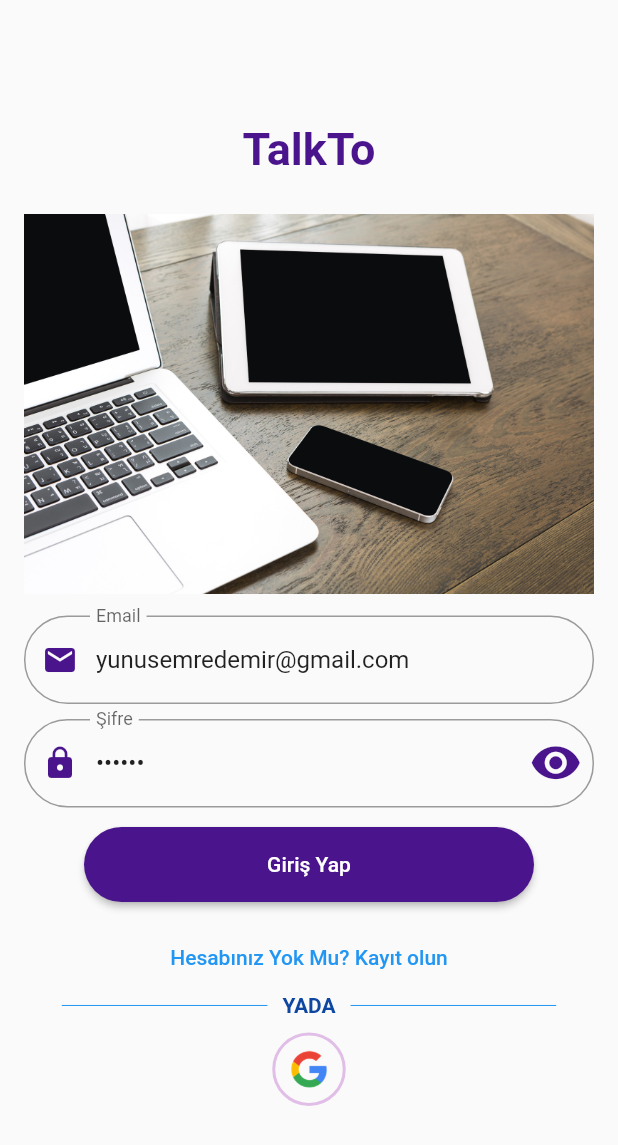
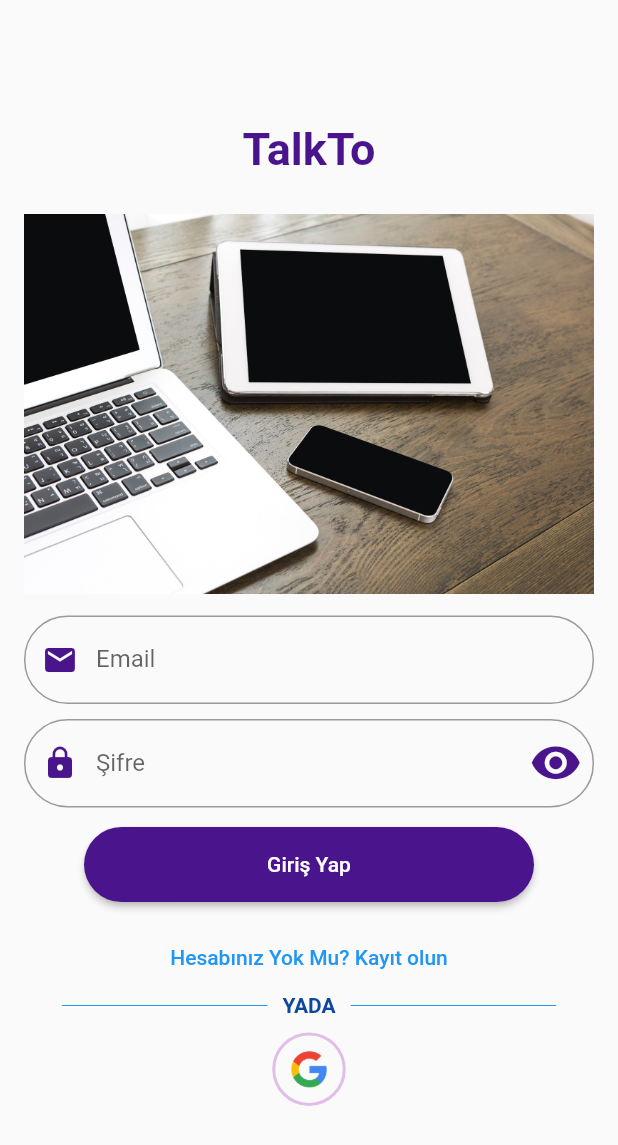
Before and after one commit to yunusemredemrr/ChatApp, a Flutter app: the screen it shows after launch, after a tap on "Giriş yap", on a phone screen of 412 x 824 dp. Shown: the top 1145 px of the screen. Run offline on Flutter 3.47's test engine with Material 2 defaults, Android fonts, the phone set to English and light mode, and no system bars; our stand-ins replace cloud_firestore, firebase_auth, firebase_core, firebase_messaging, firebase_storage, flutter_local_notifications and 4 more; missing offline and left inert: cloud_firestore_platform_interface, flutter_facebook_login; accounts and stored records are empty.

Commit message:
fourth commit

```diff
--- a/talkto/lib/app/home_page.dart
+++ b/talkto/lib/app/home_page.dart
@@ -23,7 +23,7 @@ class HomePage extends StatefulWidget {
 
 class _HomePageState extends State<HomePage> {
   final FirebaseMessaging _firebaseMessaging = FirebaseMessaging();
-  TabItem _currentTab = TabItem.Users;
+  TabItem _currentTab = TabItem.MySpeeches;
 
   Map<TabItem, GlobalKey<NavigatorState>> navigatorKeys = {
     TabItem.Users: GlobalKey<NavigatorState>(),
--- a/talkto/lib/app/sign_in/email_pasword_login_signup.dart
+++ b/talkto/lib/app/sign_in/email_pasword_login_signup.dart
@@ -124,7 +124,6 @@ class _EmailAndPasswordLoginPageState extends State<EmailAndPasswordLoginPage> {
                       ),
                       TextFormField(
                         keyboardType: TextInputType.emailAddress,
-                        initialValue: "yunusemredemir@gmail.com",
                         decoration: InputDecoration(
                           errorText: _userModel.emailErrorMessage != null
                               ? _userModel.emailErrorMessage
@@ -148,7 +147,6 @@ class _EmailAndPasswordLoginPageState extends State<EmailAndPasswordLoginPage> {
                       ),
                       TextFormField(
                         obscureText: _passwordVisible,
-                        initialValue: "123456",
                         decoration: InputDecoration(
                           errorText: _userModel.passwordErrorMessage != null
                               ? _userModel.passwordErrorMessage
```
Also changed, not shown: talkto/lib/app/my_custom_bottom_navi.dart (+4 -3 lines), talkto/images/2.0x/facebook-logo.png (deleted), talkto/images/3.0x/facebook-logo.png (deleted), talkto/images/facebook-logo.png (deleted), talkto/images/message_background.png (deleted), talkto/images/talkto.gif (deleted).
